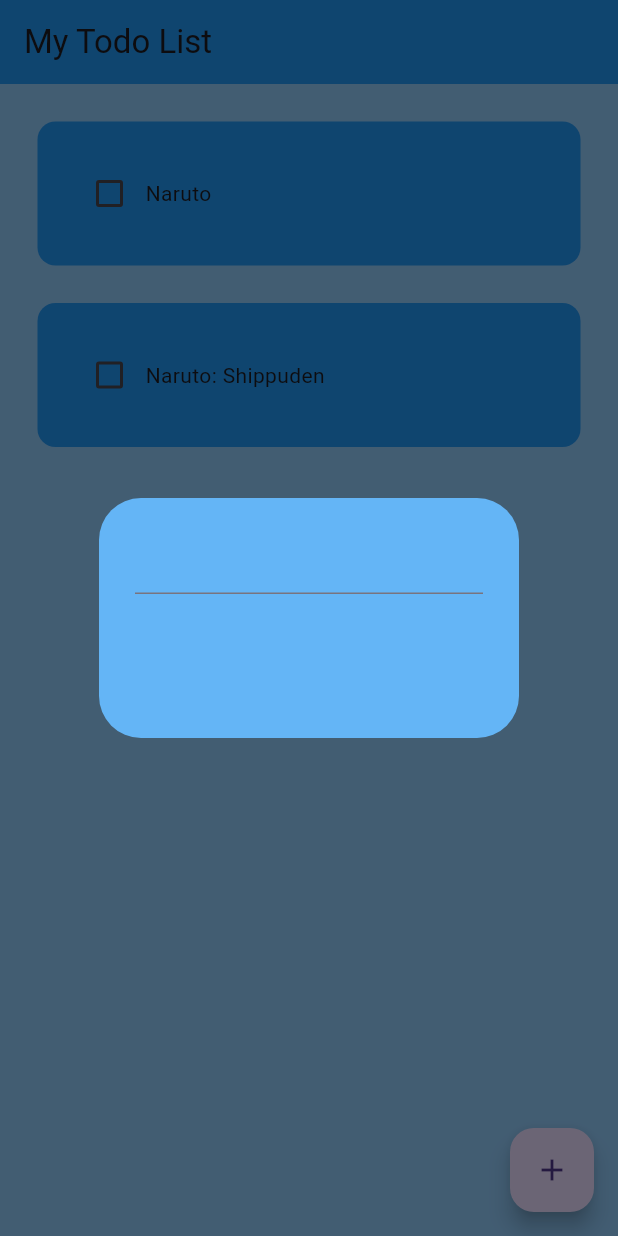
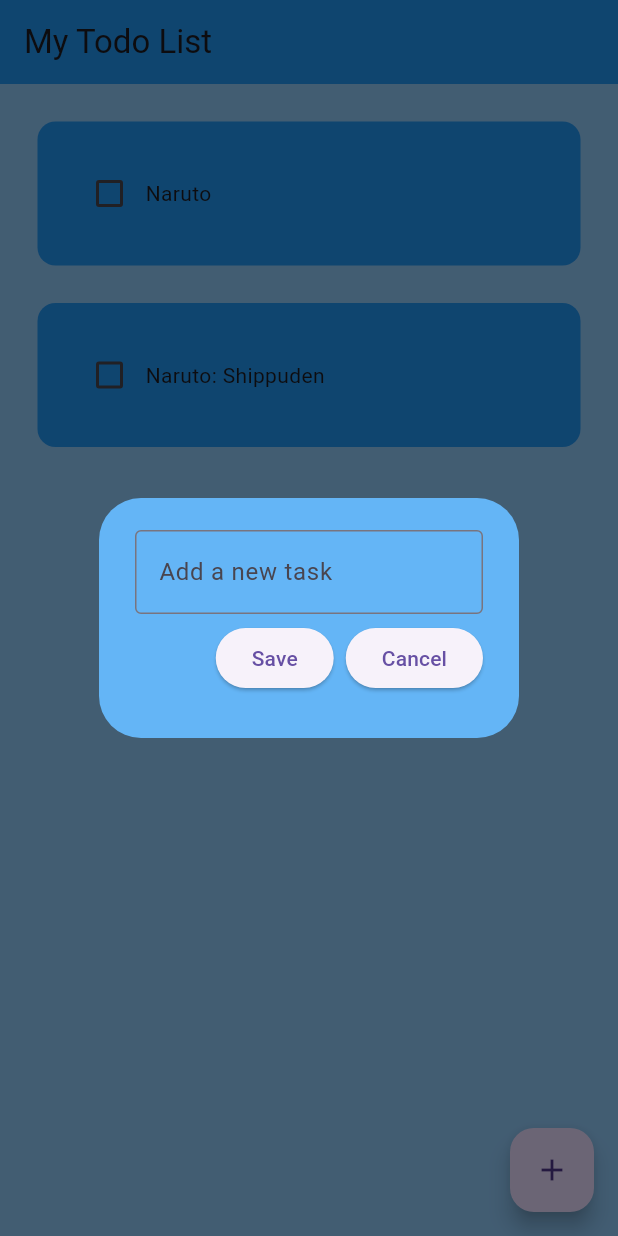
Before and after one commit to anonymousearly/flutter-todolist, a Flutter app: the screen it shows after launch, after a tap on the "add" icon, on a phone screen of 412 x 824 dp. Run offline on Flutter 3.47's test engine with Material 3 defaults, Android fonts, the phone set to English and light mode, and no system bars.

Commit message:
Add function working

```diff
--- a/lib/pages/home_page.dart
+++ b/lib/pages/home_page.dart
@@ -10,6 +10,10 @@
 }
 
 class _HomePageState extends State<HomePage> {
+
+  //text controller
+  final TextEditingController taskController = TextEditingController();
+
   //list of tasks
   List toDoList = [
     ["Naruto", false],
@@ -23,12 +27,25 @@
     });
   }
 
+  //save new task
+  void saveNewTask() {
+    setState(() {
+      toDoList.add([taskController.text, false]);
+      taskController.clear();
+    });
+    Navigator.of(context).pop();
+  }
+
   //create new task
   void createNewTask() {
       showDialog(
         context: context,
         builder: (context) {
-        return DialogBox();
+        return DialogBox(
+          controller: taskController,
+          onSave: saveNewTask,
+          onCancel: () => Navigator.of(context).pop(),
+        );
       });
   }
 
--- a/lib/util/dialog_box.dart
+++ b/lib/util/dialog_box.dart
@@ -1,7 +1,18 @@
 import 'package:flutter/material.dart';
+import 'package:mywatchlist/util/my_button.dart';
 
 class DialogBox extends StatelessWidget {
-  const DialogBox({super.key});
+  final controller;
+  final VoidCallback onSave;
+  final VoidCallback onCancel;
+
+  const DialogBox({
+    super.key,
+    required this.controller,
+    required this.onSave,
+    required this.onCancel,
+  });
+
 
   @override
   Widget build(BuildContext context) {
@@ -9,9 +20,30 @@
       backgroundColor: Colors.blue[300],
       content: Container(
         height: 120,
-        child: Column(children: [
+        child: Column(
+          mainAxisAlignment: MainAxisAlignment.spaceEvenly,
+          children: [
           //get user input
-          TextField(),
+          TextField(
+            controller: controller,
+            decoration: InputDecoration(
+              border: OutlineInputBorder(),
+              hintText: 'Add a new task',
+            ),
+          ),
+
+          //add button
+          Row(
+            mainAxisAlignment: MainAxisAlignment.end,
+            children: [
+             //add button
+              MyButton(text: 'Save', onPressed: onSave),
+
+              const SizedBox(width: 8),
+             //cancel button
+              MyButton(text: 'Cancel', onPressed: onCancel),
+            ],
+          ),
           ]),
       ),
     );
--- /dev/null
+++ b/lib/util/my_button.dart
@@ -0,0 +1,22 @@
+import 'package:flutter/material.dart';
+
+class MyButton extends StatelessWidget {
+  final String text;
+  VoidCallback onPressed;
+  MyButton({
+    super.key,
+    required this.text,
+    required this.onPressed
+  });
+
+  @override
+  Widget build(BuildContext context) {
+    return ElevatedButton(
+      onPressed: onPressed,
+      style: ElevatedButton.styleFrom(
+        iconColor: Theme.of(context).primaryColor,
+      ),
+      child: Text(text)
+      );
+  }
+}
```
